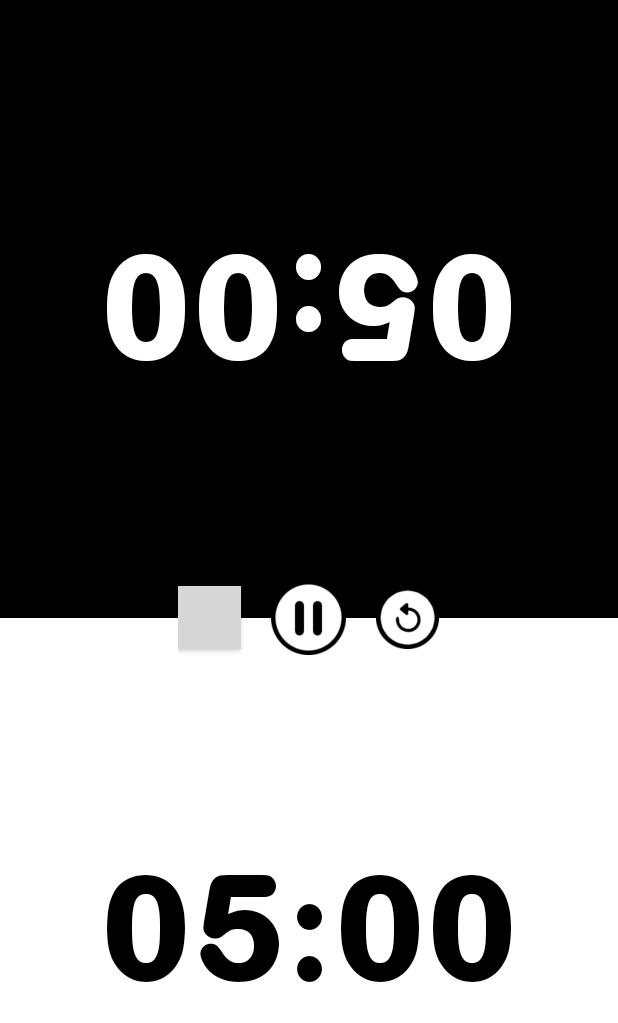
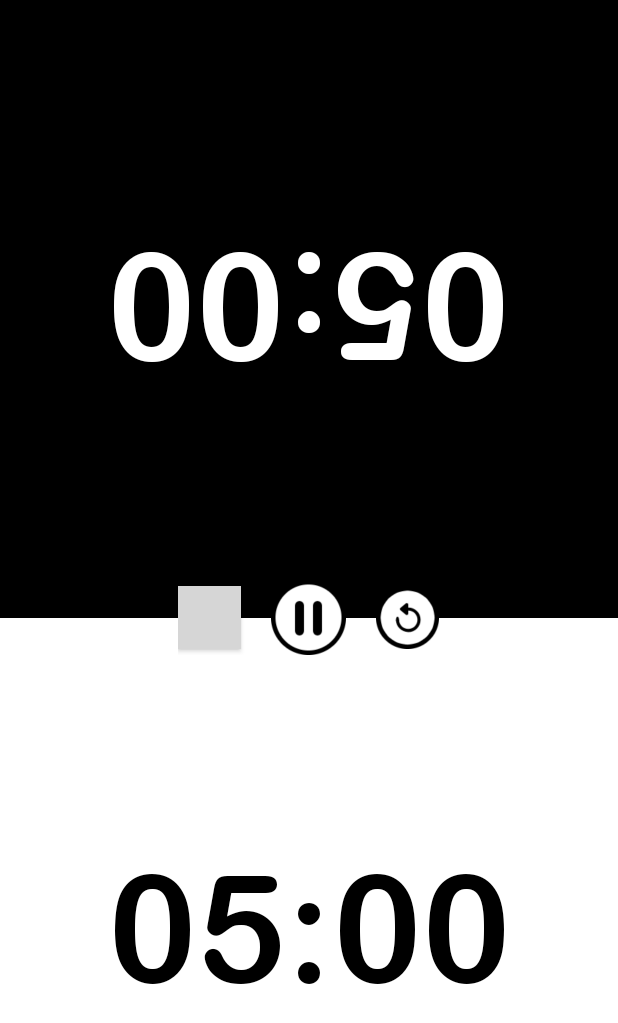
Before and after one commit to lhlavati/ChessTimer, an Android app: the screen it shows after launch (MainActivity), on a phone screen of 412 x 824 dp. Shown: the top 1023 px of the screen. Run offline under Robolectric (Android 15) with nearby library versions, the phone set to English and light mode, and no system bars; grey boxes are pictures that could not be loaded.

Commit message:
Implemented Splash Screen and fixed bug with fonts

```diff
--- a/app/src/main/AndroidManifest.xml
+++ b/app/src/main/AndroidManifest.xml
@@ -8,7 +8,7 @@
         android:label="@string/app_name"
         android:roundIcon="@mipmap/chesstimerlogo"
         android:supportsRtl="true"
-        android:theme="@style/AppTheme">
+        android:theme="@style/AppTheme.Launcher">
         <activity android:name=".MainActivity">
             <intent-filter>
                 <action android:name="android.intent.action.MAIN" />
--- a/app/src/main/res/layout/activity_main.xml
+++ b/app/src/main/res/layout/activity_main.xml
@@ -18,7 +18,7 @@
             android:orientation="vertical"
             android:layout_weight="1">
 
-            <EditText
+            <TextView
                 android:layout_width="match_parent"
                 android:layout_height="match_parent"
                 android:gravity="center"
@@ -27,7 +27,7 @@
                 android:text="05:00"
                 android:textSize="100sp"
                 android:rotation="180"
-                android:fontFamily="@font/Arial_Rounded_MT_ExtraBold" />
+                android:fontFamily="@font/arial_rounded_mt_bold"/>
 
             <Button
                 android:id="@+id/buttonBlack"
@@ -46,7 +46,7 @@
             android:layout_weight="1"
             android:orientation="vertical">
 
-            <EditText
+            <TextView
                 android:layout_width="match_parent"
                 android:layout_height="match_parent"
                 android:gravity="center"
@@ -54,7 +54,7 @@
                 android:textColor="@color/colorBlack"
                 android:text="05:00"
                 android:textSize="100sp"
-                android:fontFamily="@font/Arial_Rounded_MT_ExtraBold" />
+                android:fontFamily="@font/arial_rounded_mt_bold" />
 
             <Button
                 android:id="@+id/buttonWhite"
--- a/app/src/main/res/values/styles.xml
+++ b/app/src/main/res/values/styles.xml
@@ -8,4 +8,10 @@
         <item name="colorAccent">@color/colorAccent</item>
     </style>
 
+    <style name="AppTheme.Launcher">
+        <item name="android:windowBackground">@drawable/splash_screen</item>
+        <!-- Optional, on Android 5+ you can modify the colorPrimaryDark color to match the windowBackground color for further branding-->
+        <!-- <item name="colorPrimaryDark">@android:color/white</item> -->
+    </style>
+
 </resources>
```
Also changed, not shown: app/src/main/java/luka/ferit/myapplication/MainActivity.java (+21 -0 lines), app/src/main/res/drawable-v24/splash_screen.png (added), app/src/main/res/font/Arial_Rounded_MT_ExtraBold.ttf (deleted), app/src/main/res/font/arial_rounded_mt_bold.ttf (added).
